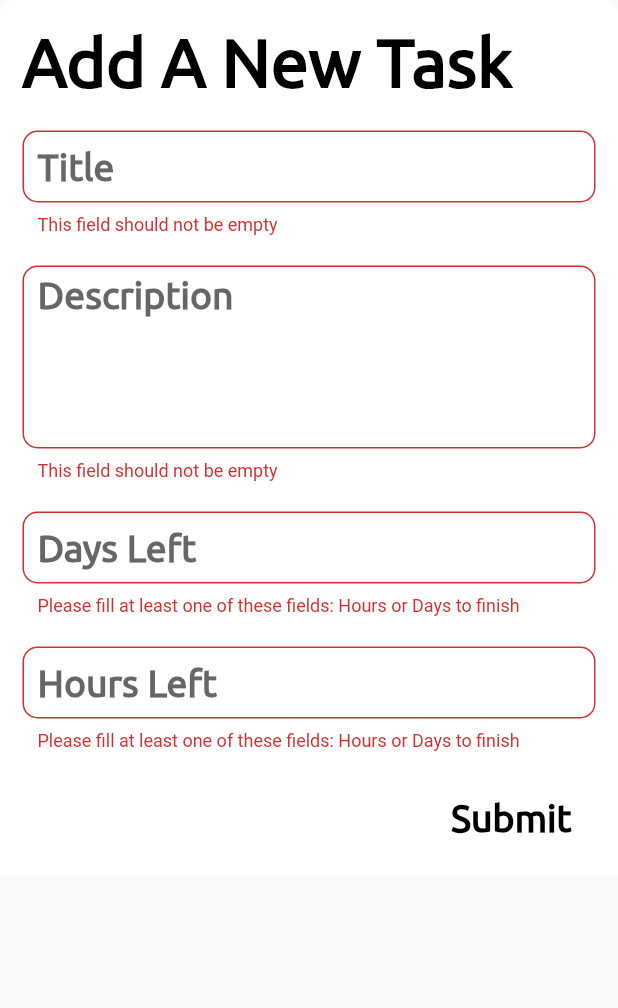
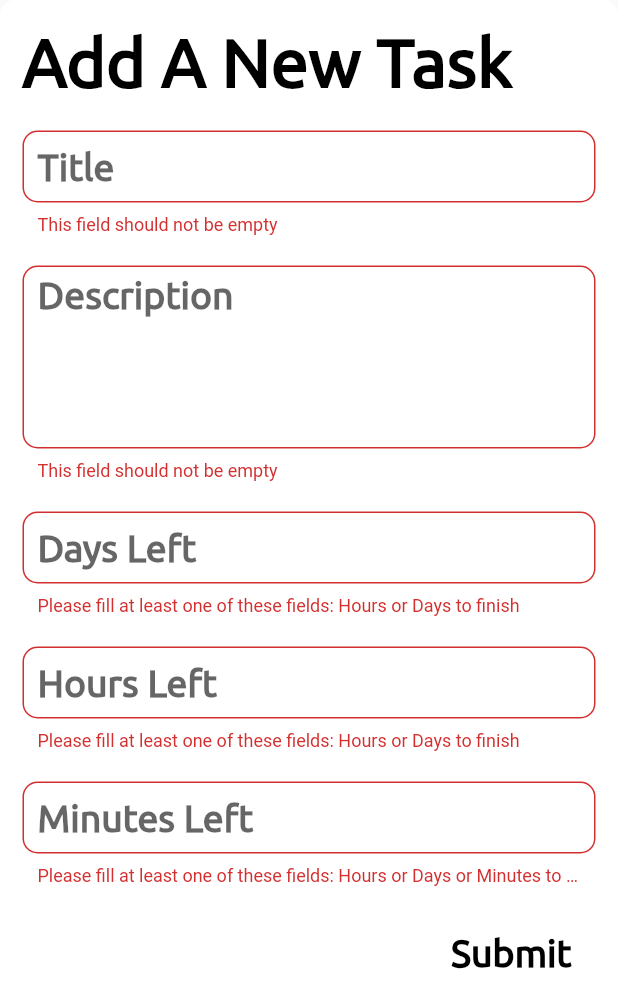
Before and after one commit to officer47p/project-management, a Flutter app: the AddTaskBottomSheet widget shown alone on an empty page, opened directly with empty values, after a tap on "Submit", on a phone screen of 412 x 824 dp. Shown: the top 1008 px of the screen. Run offline on Flutter 3.47's test engine with Material 2 defaults, Android fonts, the phone set to English and light mode, and no system bars.

Commit message:
added minutes field, and made a new logic for showing the remaining time, also changed the title of the website and created just the auth provider file

```diff
--- a/lib/main.dart
+++ b/lib/main.dart
@@ -19,7 +19,7 @@ class ProjectManagement extends StatelessWidget {
     return ChangeNotifierProvider(
       create: (context) => TaskManager(),
       child: MaterialApp(
-        title: "Project Management",
+        title: "Task Flow",
         debugShowCheckedModeBanner: false,
         theme: ThemeData.light().copyWith(
           textTheme: TextTheme(
--- /dev/null
+++ b/lib/providers/auth.dart
@@ -0,0 +1,3 @@
+import 'package:flutter/material.dart';
+
+class Auth extends ChangeNotifier {}
--- a/lib/providers/task_manager.dart
+++ b/lib/providers/task_manager.dart
@@ -9,7 +9,7 @@ class Task extends ChangeNotifier {
   String taskOwner;
   String title;
   String description;
-  Duration timeToFinish;
+  DateTime timeToFinish;
   TaskStatus status;
   String taskId;
   Task({
@@ -40,7 +40,7 @@ class TaskManager extends ChangeNotifier {
           "Check the Documentation and make sure that all the parameters are placed correctly",
       status: TaskStatus.Open,
       taskOwner: "Parsa",
-      timeToFinish: Duration(hours: 1, minutes: 30),
+      timeToFinish: DateTime.now().add(Duration(hours: 1, minutes: 30)),
     ),
     Task(
       taskId: "jjbkbk",
@@ -49,7 +49,7 @@ class TaskManager extends ChangeNotifier {
           "Check the Documentation and make sure that all the parameters are placed correctly",
       status: TaskStatus.Open,
       taskOwner: "Ali",
-      timeToFinish: Duration(hours: 0),
+      timeToFinish: DateTime.now().add(Duration(hours: 0)),
     )
   ];
 
@@ -68,10 +68,10 @@ class TaskManager extends ChangeNotifier {
   void tick(Timer t) {
     print("Called Tick");
     _tasks.forEach((task) {
-      if (task.timeToFinish.inMinutes - 1 >= 0) {
-        task.timeToFinish -= Duration(minutes: 1);
+      if ((task.timeToFinish.difference(DateTime.now())).inMinutes - 1 >= 0) {
+        task.timeToFinish.subtract(Duration(minutes: 1));
       } else {
-        task.timeToFinish = Duration(minutes: 0);
+        task.timeToFinish = DateTime.now();
       }
     });
     notifyListeners();
@@ -89,7 +89,7 @@ class TaskManager extends ChangeNotifier {
         taskOwner: taskOwner,
         title: title,
         description: description,
-        timeToFinish: timeToFinish,
+        timeToFinish: DateTime.now().add(timeToFinish),
         status: status,
         taskId: ((math.Random().nextDouble() * 1000000) ~/ 1).toString(),
       ),
--- a/lib/widgets/add_task_bottom_sheet.dart
+++ b/lib/widgets/add_task_bottom_sheet.dart
@@ -11,7 +11,8 @@ class AddTaskBottomSheet extends StatefulWidget {
 
 class _AddTaskBottomSheetState extends State<AddTaskBottomSheet> {
   final _formKey = GlobalKey<FormState>();
-  double _hours;
+  int _minutes;
+  int _hours;
   int _days;
   Map task = {};
 
@@ -147,7 +148,8 @@ class _AddTaskBottomSheetState extends State<AddTaskBottomSheet> {
                           task["days"] = int.tryParse(newValue) ?? 0,
                       validator: (value) {
                         if (value.isNotEmpty) {
-                          if (_hours == null || _hours <= 0) {
+                          if ((_hours == null || _hours <= 0) &&
+                              (_minutes == null || _minutes <= 0)) {
                             final inputDays = int.tryParse(value);
                             if (inputDays == null)
                               return "Please input a valid value";
@@ -157,7 +159,8 @@ class _AddTaskBottomSheetState extends State<AddTaskBottomSheet> {
                           } else
                             return null;
                         }
-                        if (_hours == null || _hours <= 0)
+                        if ((_hours == null || _hours <= 0) &&
+                            (_minutes == null || _minutes <= 0))
                           return "Please fill at least one of these fields: Hours or Days to finish";
                         return null;
                       },
@@ -182,13 +185,14 @@ class _AddTaskBottomSheetState extends State<AddTaskBottomSheet> {
                           borderRadius: BorderRadius.circular(10),
                         ),
                       ),
-                      onChanged: (value) => _hours = double.tryParse(value),
+                      onChanged: (value) => _hours = int.tryParse(value),
                       onSaved: (newValue) =>
-                          task["hours"] = double.tryParse(newValue) ?? 0,
+                          task["hours"] = int.tryParse(newValue) ?? 0,
                       validator: (value) {
                         if (value.isNotEmpty) {
-                          if (_days == null || _days <= 0) {
-                            final inputHours = double.tryParse(value);
+                          if ((_days == null || _days <= 0) &&
+                              (_minutes == null || _minutes <= 0)) {
+                            final inputHours = int.tryParse(value);
                             if (inputHours == null)
                               return "Please input a valid value";
                             if (inputHours <= 0)
@@ -197,8 +201,51 @@ class _AddTaskBottomSheetState extends State<AddTaskBottomSheet> {
                           } else
                             return null;
                         }
-                        if (_days == null || _days <= 0)
+                        if ((_days == null || _days <= 0) &&
+                            (_minutes == null || _minutes <= 0))
                           return "Please fill at least one of these fields: Hours or Days to finish";
+                        return null;
+                      },
+                    ),
+                    SizedBox(
+                      height: 20,
+                    ),
+                    TextFormField(
+                      style: TextStyle(
+                        color: Colors.black,
+                        fontFamily: "Ubuntu",
+                        fontWeight: FontWeight.bold,
+                        fontSize: 25,
+                      ),
+                      decoration: InputDecoration(
+                        contentPadding:
+                            EdgeInsets.symmetric(horizontal: 10, vertical: 5),
+                        // counter: Icon(Icons.ac_unit),
+                        hintText: "Minutes Left",
+                        hintStyle: TextStyle(fontFamily: "Ubuntu"),
+                        border: OutlineInputBorder(
+                          borderRadius: BorderRadius.circular(10),
+                        ),
+                      ),
+                      onChanged: (value) => _minutes = int.tryParse(value),
+                      onSaved: (newValue) =>
+                          task["minutes"] = int.tryParse(newValue) ?? 0,
+                      validator: (value) {
+                        if (value.isNotEmpty) {
+                          if ((_days == null || _days <= 0) &&
+                              (_hours == null || _hours <= 0)) {
+                            final inputMinutes = int.tryParse(value);
+                            if (inputMinutes == null)
+                              return "Please input a valid value";
+                            if (inputMinutes <= 0)
+                              return "Please input a number greater that 0";
+                            return null;
+                          } else
+                            return null;
+                        }
+                        if ((_days == null || _days <= 0) &&
+                            (_hours == null || _hours <= 0))
+                          return "Please fill at least one of these fields: Hours or Days or Minutes to finish";
                         return null;
                       },
                     ),
--- a/lib/widgets/category_column.dart
+++ b/lib/widgets/category_column.dart
@@ -104,7 +104,8 @@ class CategoryColumn extends StatelessWidget {
                         taskOwner: result["owner"],
                         timeToFinish: Duration(
                           days: result["days"],
-                          minutes: (result["hours"] * 60) ~/ 1,
+                          hours: result["hours"],
+                          minutes: result["minutes"],
                         ),
                       );
                     }
--- a/lib/widgets/custom_appbar.dart
+++ b/lib/widgets/custom_appbar.dart
@@ -24,7 +24,7 @@ class CustomAppBar extends StatelessWidget {
             ]),
         child: Center(
           child: Text(
-            "Hackathon Master",
+            "Task ~ Flow",
             style: TextStyle(
               fontFamily: "RubikMonoOne",
               color: Colors.black,
--- a/lib/widgets/task_card.dart
+++ b/lib/widgets/task_card.dart
@@ -145,13 +145,14 @@ class _TaskCardState extends State<TaskCard> {
   }
 
   String timeLeftString(Task task) {
-    int totalMins = task.timeToFinish.inMinutes;
+    final DateTime _now = DateTime.now();
+    int totalMins = task.timeToFinish.difference(_now).inMinutes;
     int totalHours = totalMins ~/ 60 >= 1 ? totalMins ~/ 60 : 0;
     totalMins -= totalHours * 60;
     // int totalHours = task.timeToFinish.inHours;
     final totalDays = (totalHours / 24) >= 1 ? totalHours ~/ 24 : 0;
     totalHours -= 24 * totalDays;
-    return "${totalDays > 0 ? 'd:${totalDays} ' : ''}${totalHours > 0 ? 'h:${totalHours} ' : ''}${totalMins > 0 ? 'm:${totalMins}' : ''}${task.timeToFinish.inMinutes == 0 ? 'time\'s up!' : ''}";
+    return "${totalDays > 0 ? 'd:${totalDays} ' : ''}${totalHours > 0 ? 'h:${totalHours} ' : ''}${totalMins > 0 ? 'm:${totalMins}' : ''}${task.timeToFinish.difference(_now).inMinutes <= 0 ? 'time\'s up!' : ''}";
     // if (totalDays > 0 && totalHours > 0) {
     //   return "D: ${totalDays}, H: ${totalHours}";
     // } else {
```
